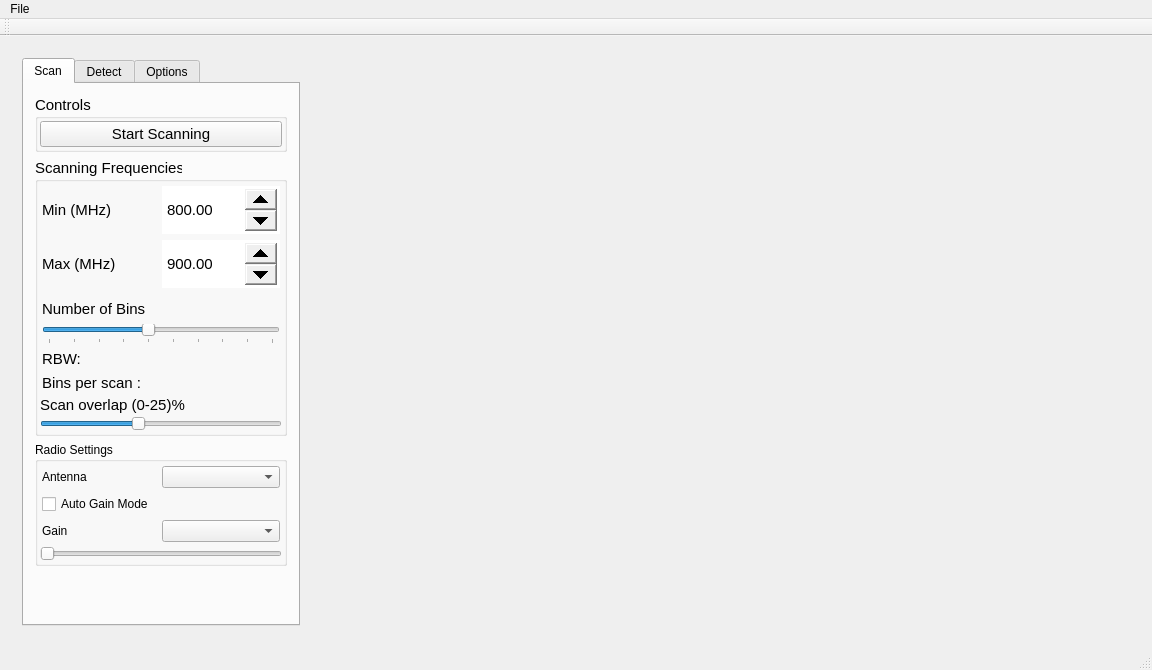
Pacmanfan/SpectralRF, file mainwindow.ui: the form before one commit.
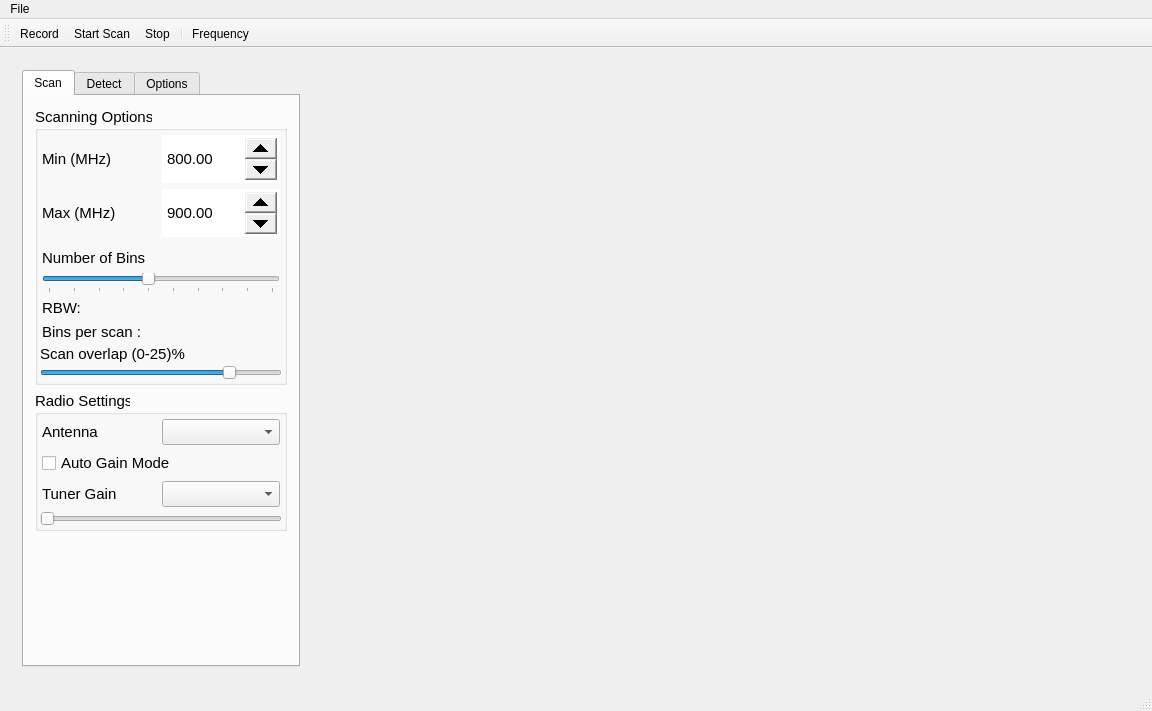
The form after the commit. The open tabs and pages were chosen to show the change. Icons and pictures are not drawn. Custom widgets are drawn as their Qt base class.

Commit message: Added icons, gui improvements, fft averaging, etc..

What changed in the file:
```diff
--- a/mainwindow.ui
+++ b/mainwindow.ui
@@ -7,7 +7,7 @@
     <x>0</x>
     <y>0</y>
     <width>1152</width>
-    <height>670</height>
+    <height>711</height>
    </rect>
   </property>
   <property name="windowTitle">
@@ -46,39 +46,6 @@
            <string>Scan</string>
           </attribute>
           <layout class="QVBoxLayout" name="verticalLayout_5">
-           <item>
-            <widget class="QGroupBox" name="groupBox">
-             <property name="font">
-              <font>
-               <pointsize>11</pointsize>
-              </font>
-             </property>
-             <property name="title">
-              <string>Controls</string>
-             </property>
-             <layout class="QVBoxLayout" name="verticalLayout_2">
-              <property name="leftMargin">
-               <number>2</number>
-              </property>
-              <property name="topMargin">
-               <number>2</number>
-              </property>
-              <property name="rightMargin">
-               <number>2</number>
-              </property>
-              <property name="bottomMargin">
-               <number>2</number>
-              </property>
-              <item>
-               <widget class="QPushButton" name="cmdStartStop">
-                <property name="text">
-                 <string>Start Scanning</string>
-                </property>
-               </widget>
-              </item>
-             </layout>
-            </widget>
-           </item>
            <item>
             <widget class="QGroupBox" name="grpSweepFreqControls">
              <property name="font">
@@ -87,7 +54,7 @@
               </font>
              </property>
              <property name="title">
-              <string>Scanning Frequencies</string>
+              <string>Scanning Options</string>
              </property>
              <layout class="QVBoxLayout" name="verticalLayout">
               <property name="spacing">
@@ -194,6 +161,11 @@
                      <height>48</height>
                     </size>
                    </property>
+                   <property name="font">
+                    <font>
+                     <pointsize>11</pointsize>
+                    </font>
+                   </property>
                    <property name="styleSheet">
                     <string notr="true">QDoubleSpinBox::up-button { width: 32px; }
 QDoubleSpinBox::down-button { width: 32px; }</string>
@@ -304,7 +276,7 @@
                  <number>25</number>
                 </property>
                 <property name="value">
-                 <number>10</number>
+                 <number>20</number>
                 </property>
                 <property name="orientation">
                  <enum>Qt::Horizontal</enum>
@@ -316,6 +288,11 @@
            </item>
            <item>
             <widget class="QGroupBox" name="groupBox_2">
+             <property name="font">
+              <font>
+               <pointsize>11</pointsize>
+              </font>
+             </property>
              <property name="title">
               <string>Radio Settings</string>
              </property>
@@ -415,7 +392,7 @@
                  <item>
                   <widget class="QLabel" name="lblGain">
                    <property name="text">
-                    <string>Gain</string>
+                    <string>Tuner Gain</string>
                    </property>
                   </widget>
                  </item>
@@ -792,12 +769,23 @@
    <addaction name="menuFile"/>
   </widget>
   <widget class="QToolBar" name="mainToolBar">
+   <property name="iconSize">
+    <size>
+     <width>48</width>
+     <height>48</height>
+    </size>
+   </property>
    <attribute name="toolBarArea">
     <enum>TopToolBarArea</enum>
    </attribute>
    <attribute name="toolBarBreak">
     <bool>false</bool>
    </attribute>
+   <addaction name="actionRecord"/>
+   <addaction name="actionPlay"/>
+   <addaction name="actionStop"/>
+   <addaction name="separator"/>
+   <addaction name="actionFrequency"/>
   </widget>
   <widget class="QStatusBar" name="statusBar"/>
   <action name="actionExit">
@@ -810,6 +798,47 @@
     <string>Radio</string>
    </property>
   </action>
+  <action name="actionRecord">
+   <property name="icon">
+    <iconset resource="images.qrc">
+     <normaloff>:/record</normaloff>:/record</iconset>
+   </property>
+   <property name="text">
+    <string>Record</string>
+   </property>
+   <property name="toolTip">
+    <string>Start Scan and Record</string>
+   </property>
+  </action>
+  <action name="actionPlay">
+   <property name="icon">
+    <iconset resource="images.qrc">
+     <normaloff>:/play</normaloff>:/play</iconset>
+   </property>
+   <property name="text">
+    <string>Start Scan</string>
+   </property>
+   <property name="toolTip">
+    <string>Start Scan</string>
+   </property>
+  </action>
+  <action name="actionStop">
+   <property name="icon">
+    <iconset resource="images.qrc">
+     <normaloff>:/stop</normaloff>:/stop</iconset>
+   </property>
+   <property name="text">
+    <string>Stop</string>
+   </property>
+   <property name="toolTip">
+    <string>Stop Scan</string>
+   </property>
+  </action>
+  <action name="actionFrequency">
+   <property name="text">
+    <string>Frequency</string>
+   </property>
+  </action>
  </widget>
  <layoutdefault spacing="6" margin="11"/>
  <customwidgets>
```
Left out of the diff: 108 changed lines with no effect on the pictures. Lines whose indentation alone changed are shown as unchanged. The commit also changes 34 other files.
